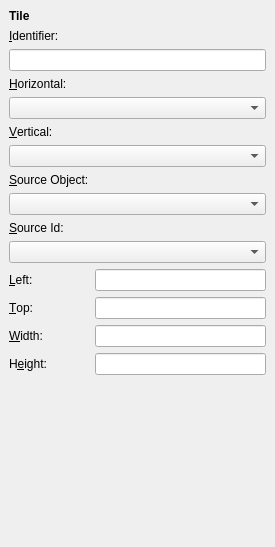
Above: cokoon/cokoon/themeeditor/edit_tile.ui from mathieujobin/kde-playground-artwork before the change. Below: the same form after it.
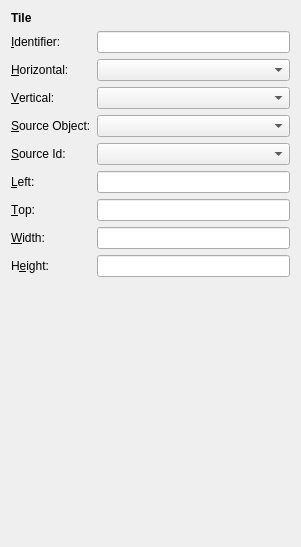
That is the form after the change.

What changed in the file:
```diff
--- a/cokoon/cokoon/themeeditor/edit_tile.ui
+++ b/cokoon/cokoon/themeeditor/edit_tile.ui
@@ -5,43 +5,58 @@
    <rect>
     <x>0</x>
     <y>0</y>
-    <width>275</width>
+    <width>301</width>
     <height>547</height>
    </rect>
   </property>
   <layout class="QGridLayout" >
-   <property name="leftMargin" >
-    <number>9</number>
-   </property>
-   <property name="topMargin" >
-    <number>9</number>
-   </property>
-   <property name="rightMargin" >
-    <number>9</number>
-   </property>
-   <property name="bottomMargin" >
-    <number>9</number>
-   </property>
-   <property name="horizontalSpacing" >
-    <number>6</number>
-   </property>
-   <property name="verticalSpacing" >
-    <number>6</number>
-   </property>
-   <item row="9" column="0" >
-    <widget class="QLabel" name="label_5" >
+   <item row="0" column="0" colspan="2" >
+    <widget class="QLabel" name="label_9" >
      <property name="text" >
-      <string>&amp;Source Id:</string>
+      <string>&lt;b>Tile&lt;/b></string>
      </property>
+    </widget>
+   </item>
+   <item row="1" column="0" >
+    <widget class="QLabel" name="label" >
+     <property name="text" >
+      <string>&amp;Identifier:</string>
+     </property>
      <property name="buddy" >
-      <cstring>sourceId</cstring>
+      <cstring>identifier</cstring>
      </property>
     </widget>
    </item>
-   <item row="10" column="0" colspan="2" >
-    <widget class="QComboBox" name="sourceId" />
+   <item row="1" column="1" >
+    <widget class="QLineEdit" name="identifier" />
    </item>
-   <item row="7" column="0" >
+   <item row="2" column="0" >
+    <widget class="QLabel" name="label_3" >
+     <property name="text" >
+      <string>&amp;Horizontal:</string>
+     </property>
+     <property name="buddy" >
+      <cstring>horizontal</cstring>
+     </property>
+    </widget>
+   </item>
+   <item row="2" column="1" >
+    <widget class="QComboBox" name="horizontal" />
+   </item>
+   <item row="3" column="0" >
+    <widget class="QLabel" name="label_4" >
+     <property name="text" >
+      <string>&amp;Vertical:</string>
+     </property>
+     <property name="buddy" >
+      <cstring>vertical</cstring>
+     </property>
+    </widget>
+   </item>
+   <item row="3" column="1" >
+    <widget class="QComboBox" name="vertical" />
+   </item>
+   <item row="4" column="0" >
     <widget class="QLabel" name="label_10" >
      <property name="text" >
       <string>&amp;Source Object:</string>
@@ -51,13 +66,23 @@
      </property>
     </widget>
    </item>
-   <item row="8" column="0" colspan="2" >
+   <item row="4" column="1" >
     <widget class="QComboBox" name="sourceObject" />
    </item>
-   <item row="14" column="1" >
-    <widget class="QLineEdit" name="height" />
+   <item row="5" column="0" >
+    <widget class="QLabel" name="label_5" >
+     <property name="text" >
+      <string>&amp;Source Id:</string>
+     </property>
+     <property name="buddy" >
+      <cstring>sourceId</cstring>
+     </property>
+    </widget>
    </item>
-   <item row="11" column="0" >
+   <item row="5" column="1" >
+    <widget class="QComboBox" name="sourceId" />
+   </item>
+   <item row="6" column="0" >
     <widget class="QLabel" name="label_2" >
      <property name="text" >
       <string>&amp;Left:</string>
@@ -67,17 +92,10 @@
      </property>
     </widget>
    </item>
-   <item row="5" column="0" >
-    <widget class="QLabel" name="label_4" >
-     <property name="text" >
-      <string>&amp;Vertical:</string>
-     </property>
-     <property name="buddy" >
-      <cstring>vertical</cstring>
-     </property>
-    </widget>
+   <item row="6" column="1" >
+    <widget class="QLineEdit" name="left" />
    </item>
-   <item row="12" column="0" >
+   <item row="7" column="0" >
     <widget class="QLabel" name="label_6" >
      <property name="text" >
       <string>&amp;Top:</string>
@@ -87,13 +105,10 @@
      </property>
     </widget>
    </item>
-   <item row="12" column="1" >
+   <item row="7" column="1" >
     <widget class="QLineEdit" name="top" />
    </item>
-   <item row="11" column="1" >
-    <widget class="QLineEdit" name="left" />
-   </item>
-   <item row="13" column="0" >
+   <item row="8" column="0" >
     <widget class="QLabel" name="label_7" >
      <property name="text" >
       <string>&amp;Width:</string>
@@ -103,7 +118,10 @@
      </property>
     </widget>
    </item>
-   <item row="14" column="0" >
+   <item row="8" column="1" >
+    <widget class="QLineEdit" name="width" />
+   </item>
+   <item row="9" column="0" >
     <widget class="QLabel" name="label_8" >
      <property name="text" >
       <string>H&amp;eight:</string>
@@ -113,43 +131,10 @@
      </property>
     </widget>
    </item>
-   <item row="13" column="1" >
-    <widget class="QLineEdit" name="width" />
+   <item row="9" column="1" >
+    <widget class="QLineEdit" name="height" />
    </item>
-   <item row="2" column="0" colspan="2" >
-    <widget class="QLineEdit" name="identifier" />
-   </item>
-   <item row="1" column="0" >
-    <widget class="QLabel" name="label" >
-     <property name="text" >
-      <string>&amp;Identifier:</string>
-     </property>
-     <property name="buddy" >
-      <cstring>identifier</cstring>
-     </property>
-    </widget>
-   </item>
-   <item row="0" column="0" colspan="2" >
-    <widget class="QLabel" name="label_9" >
-     <property name="text" >
-      <string>&lt;b>Tile&lt;/b></string>
-     </property>
-    </widget>
-   </item>
-   <item row="3" column="0" >
-    <widget class="QLabel" name="label_3" >
-     <property name="text" >
-      <string>&amp;Horizontal:</string>
-     </property>
-     <property name="buddy" >
-      <cstring>horizontal</cstring>
-     </property>
-    </widget>
-   </item>
-   <item row="4" column="0" colspan="2" >
-    <widget class="QComboBox" name="horizontal" />
-   </item>
-   <item row="15" column="1" >
+   <item row="10" column="1" >
     <spacer>
      <property name="orientation" >
       <enum>Qt::Vertical</enum>
@@ -162,9 +147,6 @@
      </property>
     </spacer>
    </item>
-   <item row="6" column="0" colspan="2" >
-    <widget class="QComboBox" name="vertical" />
-   </item>
   </layout>
  </widget>
  <resources/>
```
